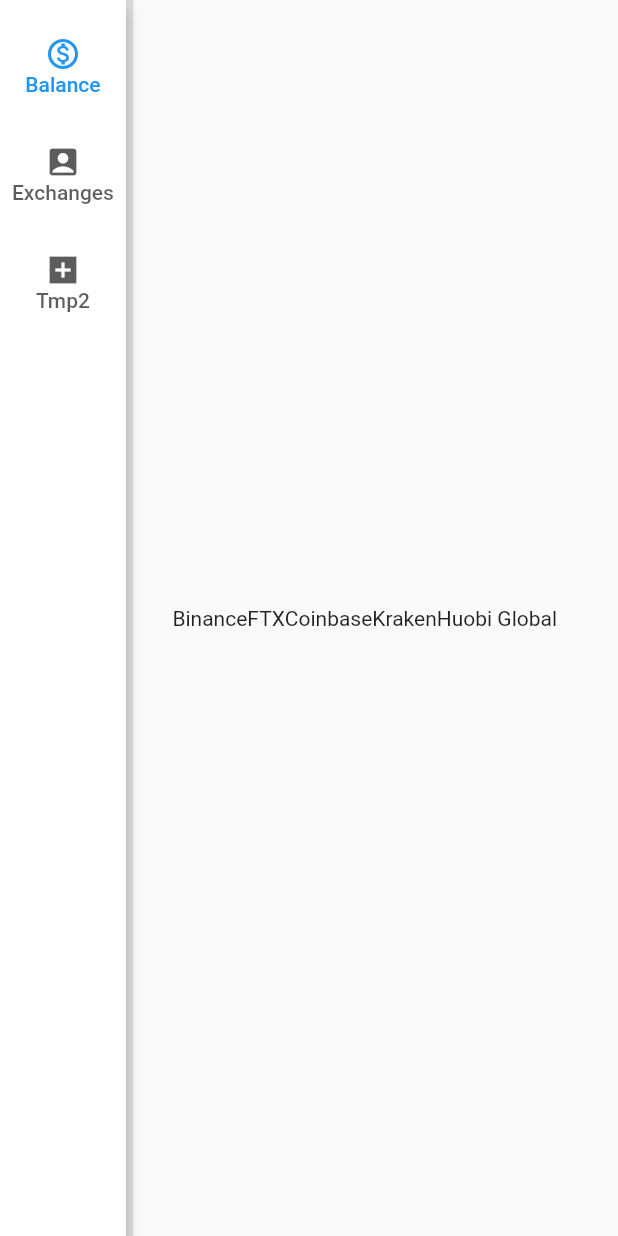
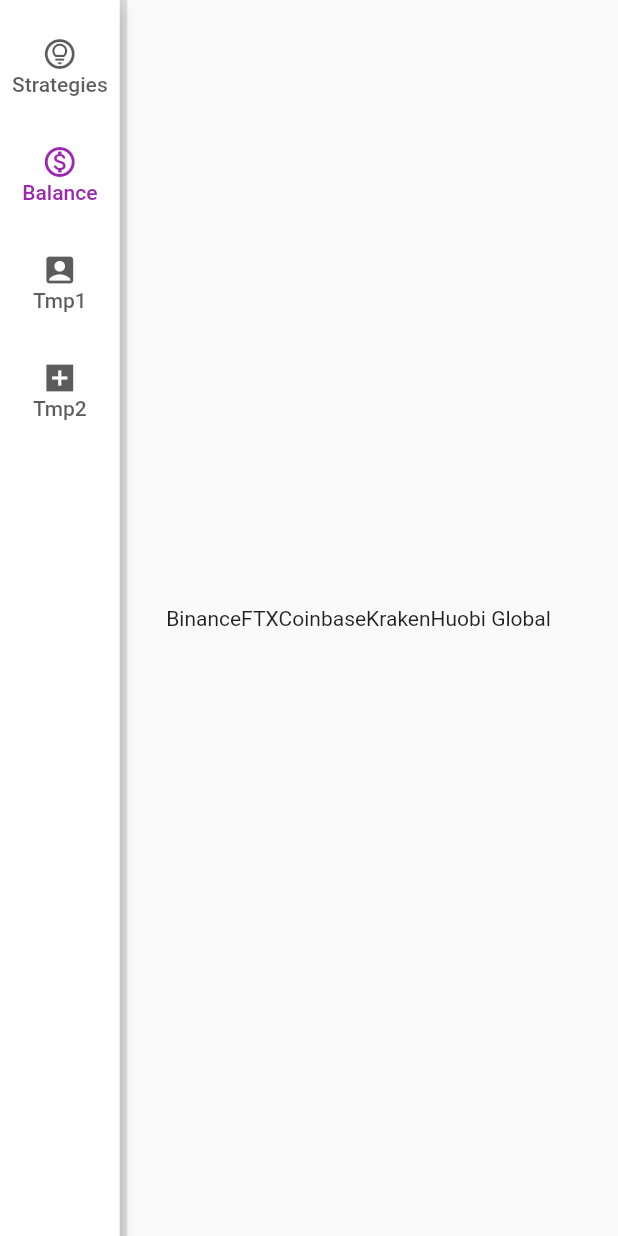
Before and after one commit to wontae-flutter/mountalpha-dashboard, a Flutter app: the screen it shows after launch, after a tap on "Balance", on a phone screen of 412 x 824 dp. Run offline on Flutter 3.47's test engine with Material 2 defaults, Android fonts, the phone set to English and light mode, and no system bars.

Commit message:
first commit

```diff
--- a/lib/main.dart
+++ b/lib/main.dart
@@ -1,5 +1,5 @@
 import 'package:flutter/material.dart';
-import 'package:dashboard/screen/index.dart';
+import 'package:dashboard/screen/home.dart';
 
 void main() {
   runApp(const MyApp());
@@ -12,6 +12,15 @@
   Widget build(BuildContext context) {
     return MaterialApp(
       debugShowCheckedModeBanner: false,
+      theme: ThemeData(
+          colorScheme: ColorScheme.fromSwatch(
+            primarySwatch: Colors.purple,
+          ),
+          textTheme: TextTheme(
+              button: TextStyle(
+            color: Colors.purple,
+            fontWeight: FontWeight.w500,
+          ))),
       title: 'Mount Alpha',
       routes: {
         '/': (context) => const IndexScreen(),
--- a/lib/screen/index.dart
+++ b/lib/screen/home.dart
@@ -1,7 +1,8 @@
 import "package:flutter/material.dart";
-import 'package:dashboard/contents/content_balance.dart';
-import 'package:dashboard/contents/content_tmp1.dart';
-import 'package:dashboard/contents/content_tmp2.dart';
+import 'package:dashboard/tabs/tab_balance.dart';
+import 'package:dashboard/tabs/tab_strategy.dart';
+import 'package:dashboard/tabs/tab_tmp1.dart';
+import 'package:dashboard/tabs/tab_tmp2.dart';
 
 class IndexScreen extends StatefulWidget {
   const IndexScreen({super.key});
@@ -13,6 +14,7 @@
 class _IndexScreenState extends State<IndexScreen> {
   int _currentIndex = 0;
   final List<Widget> _mainContents = [
+    StrategyTab(),
     BalanceContent(),
     Tmp1Content(),
     Tmp2Content()
@@ -26,13 +28,17 @@
           NavigationRail(
             destinations: const <NavigationRailDestination>[
               NavigationRailDestination(
+                  icon: Icon(IconData(0xf06f7, fontFamily: 'MaterialIcons')),
+                  // on 0xe3f7
+                  label: Text("Strategies")),
+              NavigationRailDestination(
                   icon: Icon(IconData(0xf1dd, fontFamily: 'MaterialIcons')),
                   // on 0xe3f7
                   label: Text("Balance")),
               NavigationRailDestination(
                   icon: Icon(IconData(0xe042, fontFamily: 'MaterialIcons')),
                   // on 0xe3f7
-                  label: Text("Exchanges")),
+                  label: Text("Tmp1")),
               NavigationRailDestination(
                   icon: Icon(IconData(0xe74a, fontFamily: 'MaterialIcons')),
                   // on 0xe3f7
@@ -46,7 +52,6 @@
             },
             labelType: NavigationRailLabelType.all,
             elevation: 5,
-            indicatorColor: Colors.cyan[50],
           ),
           const VerticalDivider(
             thickness: 5,
--- /dev/null
+++ b/lib/tabs/tab_strategy.dart
@@ -0,0 +1,90 @@
+import "package:flutter/material.dart";
+import 'package:dashboard/models/model_strategy.dart';
+import "package:dashboard/providers/provider_strategy.dart";
+import 'package:dashboard/widgets/StrategyTabBar.dart';
+import "package:dashboard/widgets/StrategyDataTable.dart";
+
+class StrategyTab extends StatefulWidget {
+  const StrategyTab({super.key});
+
+  @override
+  State<StrategyTab> createState() => _StrategyTabState();
+}
+
+class _StrategyTabState extends State<StrategyTab> {
+  int _currentIndex = 0;
+  late List<Strategy> strategies;
+  StrategyProvider strategyProvider = StrategyProvider();
+
+  @override
+  void initState() {
+    super.initState();
+    strategies = getStrategies();
+  }
+
+  List<Strategy> getStrategies() {
+    strategies = strategyProvider.getAll();
+    return strategies;
+  }
+
+  @override
+  Widget build(BuildContext context) {
+    return Column(
+      mainAxisAlignment: MainAxisAlignment.center,
+      crossAxisAlignment: CrossAxisAlignment.center,
+      children: <Widget>[
+        // 여기에 거래소들 리스트가 들어가야해, 결국 프로바이더가 필요함
+        // InkWell로 클릭하면 바꿀수 있도록!
+        // setState로 바꿔주는수밖에... 아니면 onTab, onClick으로 내가 새로 만들어야함
+        // 그래야지 커스터마이징을 할 수 있음
+        // ExchangeTabBar(exchanges: exchanges),
+        Container(
+          //* 여기서 크기를정해야함, 정하지 않아서 저기 크게 된거임
+          // mediaquery로 전체 비율 맞추고
+          // maxwidth로 가둬주면 스크린 클 때는 작게, 작을 때는 크게 만들 수 있음
+          // 지금 제약이 없으니까 안에 list.generate해서 각각의 텍스트를 볼 때... 이렇게된다 이거야
+          padding: const EdgeInsets.symmetric(vertical: 2.0, horizontal: 8.0),
+          child: Column(
+            mainAxisAlignment: MainAxisAlignment.center,
+            crossAxisAlignment: CrossAxisAlignment.center,
+            children: [
+              StrategyDataTable(
+                  description: strategies[_currentIndex].description,
+                  targets: strategies[_currentIndex].targets),
+              Row(
+                  mainAxisAlignment: MainAxisAlignment.center,
+                  children: List.generate(strategies.length, (index) {
+                    return InkWell(
+                      onTap: () {
+                        setState(() {
+                          _currentIndex = index;
+                          print(_currentIndex);
+                          //* body도 indexing이 되어서 해야합니다
+                        });
+                      },
+                      child: Container(
+                        width: 60,
+                        height: 25,
+                        margin: const EdgeInsets.symmetric(horizontal: 2.0),
+                        alignment: Alignment.center,
+                        decoration: BoxDecoration(
+                          border: Border.all(
+                            color: Theme.of(context).colorScheme.primary,
+                            width: 1.0,
+                          ),
+                          borderRadius: BorderRadius.circular(6),
+                        ),
+                        child: Text(
+                          strategies[index].name,
+                          style: Theme.of(context).textTheme.button,
+                        ),
+                      ),
+                    );
+                  }))
+            ],
+          ),
+        ),
+      ],
+    );
+  }
+}
--- /dev/null
+++ b/lib/widgets/StrategyDataTable.dart
@@ -0,0 +1,47 @@
+import 'package:flutter/material.dart';
+
+class StrategyDataTable extends StatefulWidget {
+  final String description;
+  final List<String> targets;
+  //* 여기에 필요한 것들, 뭐 열 정보같은게 다 들어오는 것이다
+  // 받아오고!
+  const StrategyDataTable({
+    super.key,
+    required this.description,
+    required this.targets,
+  });
+
+  @override
+  State<StrategyDataTable> createState() => _StrategyDataTableState();
+}
+
+class _StrategyDataTableState extends State<StrategyDataTable> {
+  @override
+  Widget build(BuildContext context) {
+    print(widget.targets.length);
+    return Column(children: [
+      Text(widget.description),
+      DataTable(
+        columns: List.generate(widget.targets.length,
+            (index) => DataColumn(label: Text(widget.targets[index]))),
+        rows: List.generate(
+            3,
+            (index) => DataRow(
+                cells: List.generate(
+                    widget.targets.length, (index) => DataCell(Text("0"))))),
+        // children: [
+        //   TableRow(
+        //     children: List.generate(
+        //       widget.targets.length,
+        //       (index) => TableCell(
+        //         child: Text(
+        //           widget.targets[index],
+        //         ),
+        //       ),
+        //     ),
+        //   ),
+        // ],
+      )
+    ]);
+  }
+}
```
Also changed, not shown: lib/models/model_strategy.dart (added, +19 -0 lines), lib/providers/provider_strategy.dart (added, +38 -0 lines), lib/widgets/StrategyTabBar.dart (added, +45 -0 lines), lib/tabs/tab_balance.dart (renamed from lib/contents/content_balance.dart), lib/tabs/tab_tmp1.dart (renamed from lib/contents/content_tmp1.dart), lib/tabs/tab_tmp2.dart (renamed from lib/contents/content_tmp2.dart).
